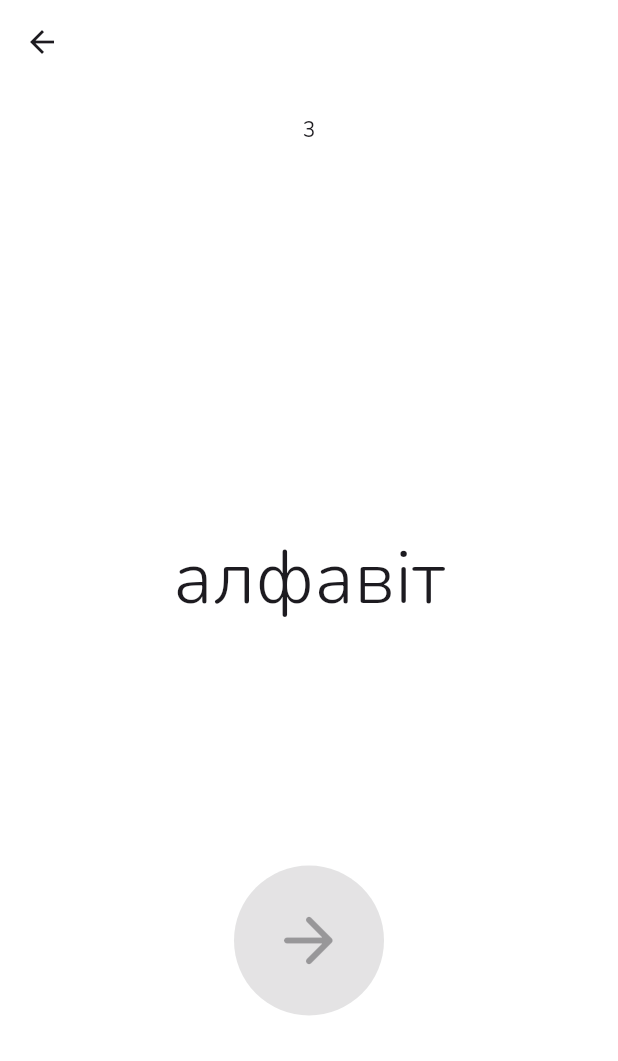
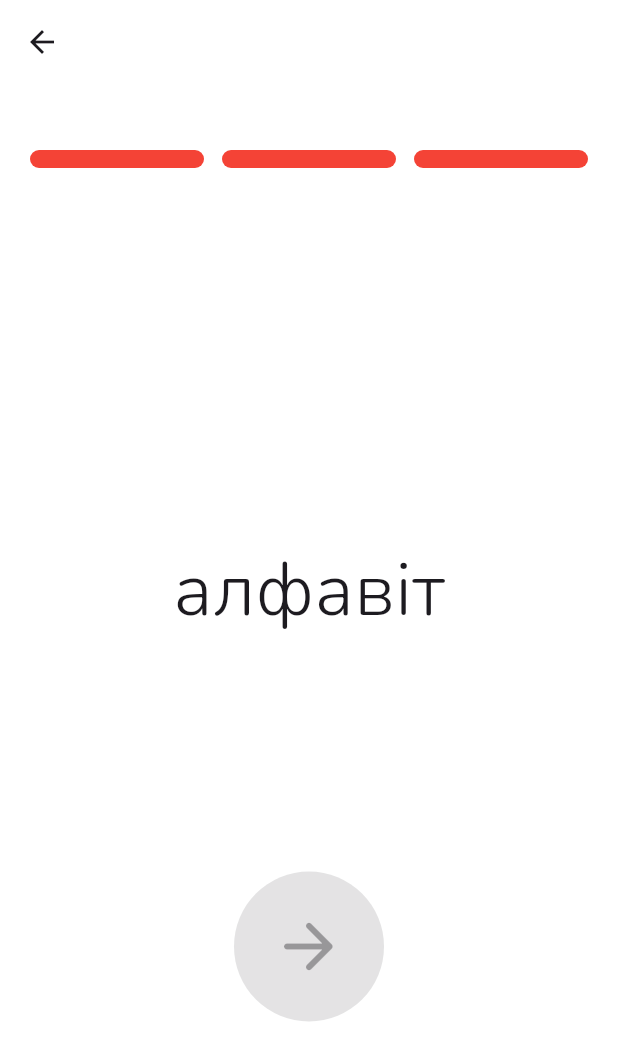
Before and after one commit to andrii-synelnyk/nagolosi_app, a Flutter app: the screen it shows after launch, after a tap on an icon or button, on a phone screen of 412 x 824 dp. Shown: the top 1061 px of the screen. Run offline on Flutter 3.47's test engine with Material 3 defaults, Android fonts, the phone set to English and light mode, and no system bars; our stand-ins replace shared_preferences; project files that could hold a hidden picture were left out.

Commit message:
Implement progress and lives feature

```diff
--- a/lib/game_bottom_buttons.dart
+++ b/lib/game_bottom_buttons.dart
@@ -24,7 +24,7 @@ class GameBottomButtons extends StatelessWidget {
 
                   switch (result) {
                     case CheckResult.correctWin:
-                      if (context.mounted) Navigator.pop(context, viewModel.lives);
+                      if (context.mounted) Navigator.pop(context, viewModel.livesLeft);
                       break;
                     case CheckResult.incorrectLose:
                       if (context.mounted) Navigator.pop(context, 0);
--- a/lib/game_screen.dart
+++ b/lib/game_screen.dart
@@ -11,7 +11,9 @@ class GameScreen extends StatelessWidget {
   @override
   Widget build(BuildContext context) {
     return Scaffold(
-      appBar: AppBar(backgroundColor: Theme.of(context).scaffoldBackgroundColor,),
+      appBar: AppBar(
+        backgroundColor: Theme.of(context).scaffoldBackgroundColor,
+      ),
       body: Padding(
         padding: const EdgeInsets.all(20.0),
         child: Center(
@@ -21,8 +23,34 @@ class GameScreen extends StatelessWidget {
               ListenableBuilder(
                 listenable: viewModel,
                 builder: (context, child) {
-                  return Text("${viewModel.lives}");
-                }
+                  return Column(
+                    spacing: 12,
+                    children: [
+                      LinearProgressIndicator(
+                        value: viewModel.gameProgress,
+                        borderRadius: BorderRadius.circular(12),
+                        color: Colors.green,
+                        backgroundColor: Colors.white24,
+                        minHeight: 12,
+                      ),
+                      Row(
+                        spacing: 12,
+                        children: [
+                          for (var i = 0; i < startLives; i++)
+                            Expanded(
+                              child: LinearProgressIndicator(
+                                value: viewModel.livesLeft <= i ? 0 : 1,
+                                borderRadius: BorderRadius.circular(12),
+                                color: Colors.red,
+                                backgroundColor: Colors.white24,
+                                minHeight: 12,
+                              ),
+                            ),
+                        ],
+                      ),
+                    ],
+                  );
+                },
               ),
               Expanded(
                 child: Align(
@@ -30,7 +58,9 @@ class GameScreen extends StatelessWidget {
                   child: GameWord(viewModel: viewModel),
                 ),
               ),
-              Expanded(child: Center(child: GameBottomButtons(viewModel: viewModel))),
+              Expanded(
+                child: Center(child: GameBottomButtons(viewModel: viewModel)),
+              ),
             ],
           ),
         ),
--- a/lib/game_view_model.dart
+++ b/lib/game_view_model.dart
@@ -1,6 +1,7 @@
 import 'package:flutter/material.dart';
 
 const vowels = "аоуеиіяюєїАОУЕИІЯЮЄЇ";
+const startLives = 3;
 
 enum Status { correct, incorrect, unchecked }
 
@@ -12,30 +13,37 @@ enum CheckResult {
 }
 
 class GameViewModel extends ChangeNotifier {
-  GameViewModel(List<String> words) : _words = List.of(words) {
-    _words.shuffle();
+  GameViewModel(List<String> words)
+    : _wordsLeft = List.of(words),
+      _gameLength = words.length,
+      _livesLeft = startLives {
+    _wordsLeft.shuffle();
     _prepareNextWord();
   }
 
-  final List<String> _words;
+  final List<String> _wordsLeft;
   late String _currentString;
   late String _currentCorrectWord;
   String _currentWordDetails = "";
+  late Status _currentWordStatus;
   late String _currentViewWord;
   bool _canCheck = false;
-  int _lives = 3;
+  final int _gameLength;
+  double _gameProgress = 0;
+  int _livesLeft;
   Set<String> _incorrectAttempts = {};
-  late Status _currentWordStatus;
 
   String get currentViewWord => _currentViewWord;
 
   String get currentWordDetails => _currentWordDetails;
 
+  Status get currentWordStatus => _currentWordStatus;
+
   bool get canCheck => _canCheck;
 
-  Status get currentWordStatus => _currentWordStatus;
+  int get livesLeft => _livesLeft;
 
-  int get lives => _lives;
+  double get gameProgress => _gameProgress;
 
   bool _isAllLowercase(String word) => word == word.toLowerCase();
 
@@ -54,7 +62,7 @@ class GameViewModel extends ChangeNotifier {
   }
 
   void _prepareNextWord() {
-    _currentString = _words[0];
+    _currentString = _wordsLeft[0];
     var splitString = _currentString.replaceFirst(" ", "|").split("|");
     _currentCorrectWord = splitString[0];
     _currentWordDetails = (splitString.length > 1)
@@ -85,29 +93,32 @@ class GameViewModel extends ChangeNotifier {
 
   Future<CheckResult> checkWord() async {
     if (_currentViewWord == _currentCorrectWord) {
-      _words.removeAt(0);
+      _wordsLeft.removeAt(0);
       _canCheck = false;
       _currentWordStatus = Status.correct;
       notifyListeners(); // show green
 
       await Future.delayed(const Duration(milliseconds: 700));
 
-      if (_words.isEmpty) {
+      if (_wordsLeft.isEmpty) {
+        _gameProgress = (_gameLength - _wordsLeft.length) / (_gameLength);
+        notifyListeners();
         return CheckResult.correctWin;
       } else {
+        _gameProgress = (_gameLength - _wordsLeft.length) / (_gameLength);
         _prepareNextWord();
         notifyListeners(); // show next word
         // move progress bar
         return CheckResult.correctContinue;
       }
     } else {
-      _lives--;
+      _livesLeft--;
       _markIncorrectAttempt();
       notifyListeners(); // show red
 
       await Future.delayed(const Duration(milliseconds: 700));
 
-      if (_lives == 0) {
+      if (_livesLeft == 0) {
         return CheckResult.incorrectLose;
       } else {
         _currentViewWord = _currentCorrectWord.toLowerCase();
```
